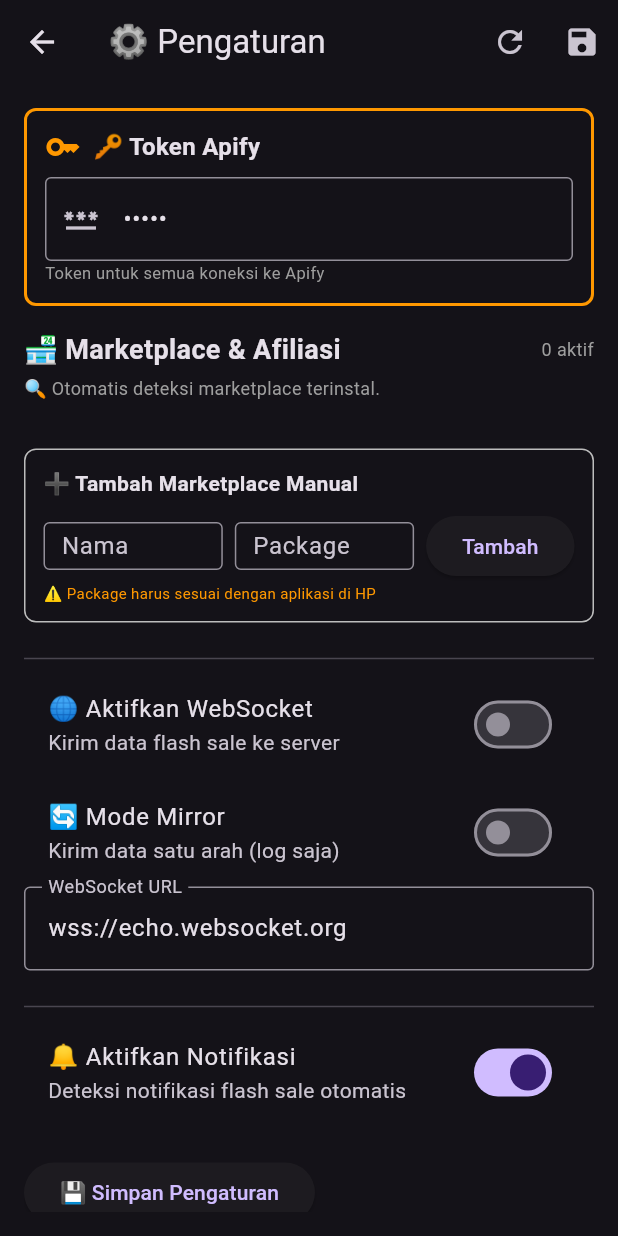
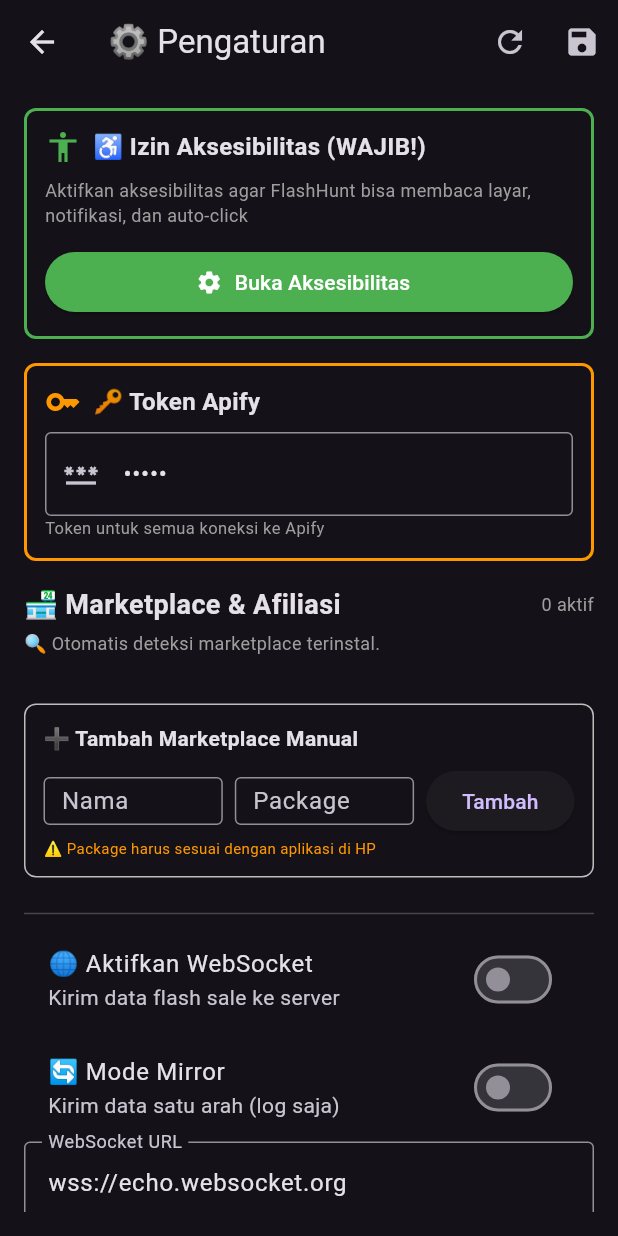
Before and after one commit to pindaitrends-code/flashhunt, a Flutter app: the screen it shows after launch, after a tap on the "settings" icon, on a phone screen of 412 x 824 dp. Run offline on Flutter 3.47's test engine with Material 3 defaults, Android fonts, the phone set to English and light mode, and no system bars; our stand-ins replace flutter_local_notifications, permission_handler, shared_preferences; missing offline and left inert: device_apps.

Commit message:
fix: lengkap - auto request accessibility popup + tombol settings

```diff
--- a/lib/main.dart
+++ b/lib/main.dart
@@ -15,9 +15,7 @@ final FlutterLocalNotificationsPlugin flutterLocalNotificationsPlugin =
 void main() async {
   WidgetsFlutterBinding.ensureInitialized();
 
-  await Permission.notification.request();
-  await Permission.systemAlertWindow.request();
-  await Permission.scheduleExactAlarm.request();
+  await _requestAllPermissions();
 
   await StorageService.initialize();
   await NotificationListenerService.initialize();
@@ -25,6 +23,32 @@ void main() async {
   await WebSocketMirrorService.initialize();
 
   runApp(const MyApp());
+}
+
+Future<void> _requestAllPermissions() async {
+  // 1️⃣ NOTIFIKASI
+  await Permission.notification.request();
+
+  // 2️⃣ SYSTEM ALERT WINDOW
+  if (await Permission.systemAlertWindow.isDenied) {
+    await Permission.systemAlertWindow.request();
+  }
+
+  // 3️⃣ SCHEDULE EXACT ALARM
+  await Permission.scheduleExactAlarm.request();
+
+  // 4️⃣ AKSESIBILITAS - LANGSUNG POP-UP!
+  try {
+    final bool isEnabled = await AccessibilityScanner.isAccessibilityEnabled();
+    if (!isEnabled) {
+      print('🔔 Meminta izin aksesibilitas...');
+      await AccessibilityScanner.requestAccessibility();
+    } else {
+      print('✅ Aksesibilitas sudah aktif');
+    }
+  } catch (e) {
+    print('❌ Gagal request aksesibilitas: $e');
+  }
 }
 
 class MyApp extends StatelessWidget {
--- a/lib/screens/settings_screen.dart
+++ b/lib/screens/settings_screen.dart
@@ -3,6 +3,7 @@ import 'package:shared_preferences/shared_preferences.dart';
 import 'package:device_apps/device_apps.dart';
 import '../services/websocket_mirror.dart';
 import '../services/webhook_service.dart';
+import '../services/accessibility_scanner.dart';
 
 class SettingsScreen extends StatefulWidget {
   const SettingsScreen({super.key});
@@ -144,6 +145,14 @@ class _SettingsScreenState extends State<SettingsScreen> {
     });
   }
 
+  Future<void> _openAccessibilitySettings() async {
+    try {
+      await AccessibilityScanner.requestAccessibility();
+    } catch (e) {
+      print('❌ Error: $e');
+    }
+  }
+
   @override
   Widget build(BuildContext context) {
     return Scaffold(
@@ -166,6 +175,53 @@ class _SettingsScreenState extends State<SettingsScreen> {
           child: Column(
             crossAxisAlignment: CrossAxisAlignment.start,
             children: [
+              // ♿ AKSESIBILITAS
+              Container(
+                padding: const EdgeInsets.all(12),
+                decoration: BoxDecoration(
+                  border: Border.all(color: Colors.green, width: 2),
+                  borderRadius: BorderRadius.circular(8),
+                ),
+                child: Column(
+                  crossAxisAlignment: CrossAxisAlignment.start,
+                  children: [
+                    const Row(
+                      children: [
+                        Icon(Icons.accessibility, color: Colors.green),
+                        SizedBox(width: 8),
+                        Text(
+                          '♿ Izin Aksesibilitas (WAJIB!)',
+                          style: TextStyle(fontWeight: FontWeight.bold, fontSize: 16),
+                        ),
+                      ],
+                    ),
+                    const SizedBox(height: 8),
+                    const Text(
+                      'Aktifkan aksesibilitas agar FlashHunt bisa membaca layar, notifikasi, dan auto-click',
+                      style: TextStyle(fontSize: 12, color: Colors.grey),
+                    ),
+                    const SizedBox(height: 12),
+                    Row(
+                      children: [
+                        Expanded(
+                          child: ElevatedButton.icon(
+                            onPressed: _openAccessibilitySettings,
+                            icon: const Icon(Icons.settings),
+                            label: const Text('Buka Aksesibilitas'),
+                            style: ElevatedButton.styleFrom(
+                              backgroundColor: Colors.green,
+                              foregroundColor: Colors.white,
+                            ),
+                          ),
+                        ),
+                      ],
+                    ),
+                  ],
+                ),
+              ),
+              const SizedBox(height: 16),
+
+              // 🔑 TOKEN APIFY
               Container(
                 padding: const EdgeInsets.all(12),
                 decoration: BoxDecoration(
@@ -175,11 +231,16 @@ class _SettingsScreenState extends State<SettingsScreen> {
                 child: Column(
                   crossAxisAlignment: CrossAxisAlignment.start,
                   children: [
-                    const Row(children: [
+                    const Row(
+                      children: [
                         Icon(Icons.key, color: Colors.orange),
                         SizedBox(width: 8),
-                      Text('🔑 Token Apify', style: TextStyle(fontWeight: FontWeight.bold, fontSize: 16)),
-                    ]),
+                        Text(
+                          '🔑 Token Apify',
+                          style: TextStyle(fontWeight: FontWeight.bold, fontSize: 16),
+                        ),
+                      ],
+                    ),
                     const SizedBox(height: 8),
                     TextField(
                       obscureText: true,
@@ -196,13 +257,29 @@ class _SettingsScreenState extends State<SettingsScreen> {
                 ),
               ),
               const SizedBox(height: 16),
-              Row(children: [
-                const Expanded(child: Text('🏪 Marketplace & Afiliasi', style: TextStyle(fontSize: 18, fontWeight: FontWeight.bold))),
-                Text('${_marketplacePackages.where((p) => _marketplaceEnabled[p] ?? false).length} aktif', style: TextStyle(fontSize: 12, color: Colors.grey)),
-              ]),
+
+              // 🏪 MARKETPLACE
+              Row(
+                children: [
+                  const Expanded(
+                    child: Text(
+                      '🏪 Marketplace & Afiliasi',
+                      style: TextStyle(fontSize: 18, fontWeight: FontWeight.bold),
+                    ),
+                  ),
+                  Text(
+                    '${_marketplacePackages.where((p) => _marketplaceEnabled[p] ?? false).length} aktif',
+                    style: TextStyle(fontSize: 12, color: Colors.grey),
+                  ),
+                ],
+              ),
               const SizedBox(height: 4),
-              const Text('🔍 Otomatis deteksi marketplace terinstal.', style: TextStyle(fontSize: 12, color: Colors.grey)),
+              const Text(
+                '🔍 Otomatis deteksi marketplace terinstal.',
+                style: TextStyle(fontSize: 12, color: Colors.grey),
+              ),
               const SizedBox(height: 16),
+
               ..._marketplacePackages.map((pkg) {
                 final name = _defaultMarketplaces[pkg] ?? pkg;
                 final isInstalled = _marketplaceInstalled[pkg] ?? false;
@@ -215,21 +292,63 @@ class _SettingsScreenState extends State<SettingsScreen> {
                     padding: const EdgeInsets.all(12),
                     child: Row(
                       children: [
-                        Switch(value: isEnabled, onChanged: (value) => setState(() => _marketplaceEnabled[pkg] = value), activeColor: Colors.green),
-                        Container(width: 40, height: 40, decoration: BoxDecoration(color: isEnabled ? Colors.grey.shade800 : Colors.grey.shade700, borderRadius: BorderRadius.circular(8)),
-                          child: Icon(icon, color: isInstalled ? Colors.green : Colors.grey.shade500)),
+                        Switch(
+                          value: isEnabled,
+                          onChanged: (value) => setState(() => _marketplaceEnabled[pkg] = value),
+                          activeColor: Colors.green,
+                        ),
+                        Container(
+                          width: 40,
+                          height: 40,
+                          decoration: BoxDecoration(
+                            color: isEnabled ? Colors.grey.shade800 : Colors.grey.shade700,
+                            borderRadius: BorderRadius.circular(8),
+                          ),
+                          child: Icon(icon, color: isInstalled ? Colors.green : Colors.grey.shade500),
+                        ),
                         const SizedBox(width: 12),
-                        Expanded(flex: 2, child: Column(crossAxisAlignment: CrossAxisAlignment.start, children: [
-                          Row(children: [
-                            Text(name, style: TextStyle(fontWeight: FontWeight.bold, color: isEnabled ? Colors.white : Colors.grey.shade500)),
+                        Expanded(
+                          flex: 2,
+                          child: Column(
+                            crossAxisAlignment: CrossAxisAlignment.start,
+                            children: [
+                              Row(
+                                children: [
+                                  Text(
+                                    name,
+                                    style: TextStyle(
+                                      fontWeight: FontWeight.bold,
+                                      color: isEnabled ? Colors.white : Colors.grey.shade500,
+                                    ),
+                                  ),
                                   const SizedBox(width: 8),
-                            if (isInstalled) Container(padding: const EdgeInsets.symmetric(horizontal: 6, vertical: 2),
-                              decoration: BoxDecoration(color: Colors.green.withOpacity(0.2), borderRadius: BorderRadius.circular(4)),
-                              child: const Text('✓ Terinstal', style: TextStyle(fontSize: 9, color: Colors.green, fontWeight: FontWeight.bold))),
-                          ]),
-                          Text(pkg, style: TextStyle(fontSize: 10, color: isEnabled ? Colors.grey.shade500 : Colors.grey.shade700)),
-                        ])),
-                        Expanded(flex: 3, child: TextField(
+                                  if (isInstalled)
+                                    Container(
+                                      padding: const EdgeInsets.symmetric(horizontal: 6, vertical: 2),
+                                      decoration: BoxDecoration(
+                                        color: Colors.green.withOpacity(0.2),
+                                        borderRadius: BorderRadius.circular(4),
+                                      ),
+                                      child: const Text(
+                                        '✓ Terinstal',
+                                        style: TextStyle(fontSize: 9, color: Colors.green, fontWeight: FontWeight.bold),
+                                      ),
+                                    ),
+                                ],
+                              ),
+                              Text(
+                                pkg,
+                                style: TextStyle(
+                                  fontSize: 10,
+                                  color: isEnabled ? Colors.grey.shade500 : Colors.grey.shade700,
+                                ),
+                              ),
+                            ],
+                          ),
+                        ),
+                        Expanded(
+                          flex: 3,
+                          child: TextField(
                             enabled: isEnabled,
                             decoration: InputDecoration(
                               hintText: isInstalled ? 'ID Afiliasi' : 'Tidak terinstal',
@@ -239,44 +358,77 @@ class _SettingsScreenState extends State<SettingsScreen> {
                             ),
                             controller: TextEditingController(text: _marketplaceAffiliates[pkg] ?? ''),
                             onChanged: (value) => _marketplaceAffiliates[pkg] = value,
-                        )),
+                          ),
+                        ),
                         if (!_defaultMarketplaces.containsKey(pkg))
-                          IconButton(icon: const Icon(Icons.close, color: Colors.red), onPressed: () => _removeMarketplace(pkg)),
+                          IconButton(
+                            icon: const Icon(Icons.close, color: Colors.red),
+                            onPressed: () => _removeMarketplace(pkg),
+                          ),
                       ],
                     ),
                   ),
                 );
               }).toList(),
+
               const SizedBox(height: 16),
+
+              // ➕ TAMBAH MARKETPLACE
               Container(
                 padding: const EdgeInsets.all(12),
                 decoration: BoxDecoration(
                   border: Border.all(color: Colors.grey.shade400),
                   borderRadius: BorderRadius.circular(8),
                 ),
-                child: Column(crossAxisAlignment: CrossAxisAlignment.start, children: [
+                child: Column(
+                  crossAxisAlignment: CrossAxisAlignment.start,
+                  children: [
                     const Text('➕ Tambah Marketplace Manual', style: TextStyle(fontWeight: FontWeight.bold)),
                     const SizedBox(height: 8),
-                  Row(children: [
-                    Expanded(child: TextField(
-                      decoration: const InputDecoration(labelText: 'Nama', border: OutlineInputBorder(),
-                        contentPadding: EdgeInsets.symmetric(horizontal: 8, vertical: 4), isDense: true),
+                    Row(
+                      children: [
+                        Expanded(
+                          child: TextField(
+                            decoration: const InputDecoration(
+                              labelText: 'Nama',
+                              border: OutlineInputBorder(),
+                              contentPadding: EdgeInsets.symmetric(horizontal: 8, vertical: 4),
+                              isDense: true,
+                            ),
                             onChanged: (v) => _newMarketplaceName = v,
-                    )),
+                          ),
+                        ),
                         const SizedBox(width: 8),
-                    Expanded(child: TextField(
-                      decoration: const InputDecoration(labelText: 'Package', border: OutlineInputBorder(),
-                        contentPadding: EdgeInsets.symmetric(horizontal: 8, vertical: 4), isDense: true),
+                        Expanded(
+                          child: TextField(
+                            decoration: const InputDecoration(
+                              labelText: 'Package',
+                              border: OutlineInputBorder(),
+                              contentPadding: EdgeInsets.symmetric(horizontal: 8, vertical: 4),
+                              isDense: true,
+                            ),
                             onChanged: (v) => _newMarketplacePackage = v,
-                    )),
+                          ),
+                        ),
                         const SizedBox(width: 8),
-                    ElevatedButton(onPressed: _addNewMarketplace, child: const Text('Tambah')),
-                  ]),
-                  const Text('⚠️ Package harus sesuai dengan aplikasi di HP', style: TextStyle(fontSize: 10, color: Colors.orange)),
-                ]),
+                        ElevatedButton(
+                          onPressed: _addNewMarketplace,
+                          child: const Text('Tambah'),
                         ),
+                      ],
+                    ),
+                    const Text(
+                      '⚠️ Package harus sesuai dengan aplikasi di HP',
+                      style: TextStyle(fontSize: 10, color: Colors.orange),
+                    ),
+                  ],
+                ),
+              ),
+
               const SizedBox(height: 16),
               const Divider(),
+
+              // 📡 WEBSOCKET
               SwitchListTile(
                 title: const Text('🌐 Aktifkan WebSocket'),
                 subtitle: const Text('Kirim data flash sale ke server'),
@@ -298,16 +450,23 @@ class _SettingsScreenState extends State<SettingsScreen> {
                 controller: TextEditingController(text: _wsUrl),
                 onChanged: (v) => _wsUrl = v,
               ),
+
               const SizedBox(height: 16),
               const Divider(),
+
+              // 🔔 NOTIFIKASI
               SwitchListTile(
                 title: const Text('🔔 Aktifkan Notifikasi'),
                 subtitle: const Text('Deteksi notifikasi flash sale otomatis'),
                 value: _enableNotification,
                 onChanged: (v) => setState(() => _enableNotification = v),
               ),
+
               const SizedBox(height: 20),
-              ElevatedButton(onPressed: _saveSettings, child: const Text('💾 Simpan Pengaturan')),
+              ElevatedButton(
+                onPressed: _saveSettings,
+                child: const Text('💾 Simpan Pengaturan'),
+              ),
             ],
           ),
         ),
--- a/lib/services/accessibility_scanner.dart
+++ b/lib/services/accessibility_scanner.dart
@@ -1,5 +1,7 @@
 import 'dart:async';
 import 'package:flutter/services.dart';
+import 'package:shared_preferences/shared_preferences.dart';
+import 'package:device_apps/device_apps.dart';
 
 class AccessibilityScanner {
   static const MethodChannel _channel = MethodChannel(
@@ -7,9 +9,11 @@ class AccessibilityScanner {
   );
 
   static bool _isEnabled = false;
+  static Timer? _scanTimer;
 
   static Future<void> initialize() async {
     await _checkEnabled();
+    _startPeriodicScan();
   }
 
   static Future<bool> isAccessibilityEnabled() async {
@@ -24,26 +28,53 @@ class AccessibilityScanner {
   static Future<void> requestAccessibility() async {
     try {
       await _channel.invokeMethod('requestAccessibility');
+      print('🔔 Pop-up aksesibilitas diminta');
     } catch (e) {
-      print('Gagal request accessibility: $e');
+      print('❌ Gagal request accessibility: $e');
+      try {
+        await DeviceApps.openAppSettings();
+      } catch (e2) {
+        print('❌ Gagal buka settings: $e2');
+      }
     }
   }
 
   static Future<void> _checkEnabled() async {
     _isEnabled = await isAccessibilityEnabled();
-    print('Accessibility: ${_isEnabled ? "Aktif" : "Nonaktif"}');
+    print('🔄 Accessibility: ${_isEnabled ? "✅ Aktif" : "❌ Nonaktif"}');
+  }
+
+  static void _startPeriodicScan() {
+    _scanTimer?.cancel();
+    _scanTimer = Timer.periodic(
+      const Duration(seconds: 10),
+      (timer) {
+        if (_isEnabled) {
+          scanMarketplace();
+        }
+      },
+    );
+    print('🔄 Periodic scan started every 10s');
   }
 
   static Future<void> scanMarketplace() async {
-    if (!_isEnabled) return;
+    if (!_isEnabled) {
+      print('❌ Accessibility disabled');
+      return;
+    }
 
     try {
       final result = await _channel.invokeMethod('scanMarketplace');
       if (result != null) {
-        print('Scan result: $result');
+        print('📡 Scan result: $result');
       }
     } catch (e) {
-      print('Scan error: $e');
+      print('❌ Scan error: $e');
     }
   }
+
+  static void dispose() {
+    _scanTimer?.cancel();
+    _scanTimer = null;
+  }
 }
```
Also changed, not shown: 1 other file. Lines whose indentation alone changed are shown as unchanged.
